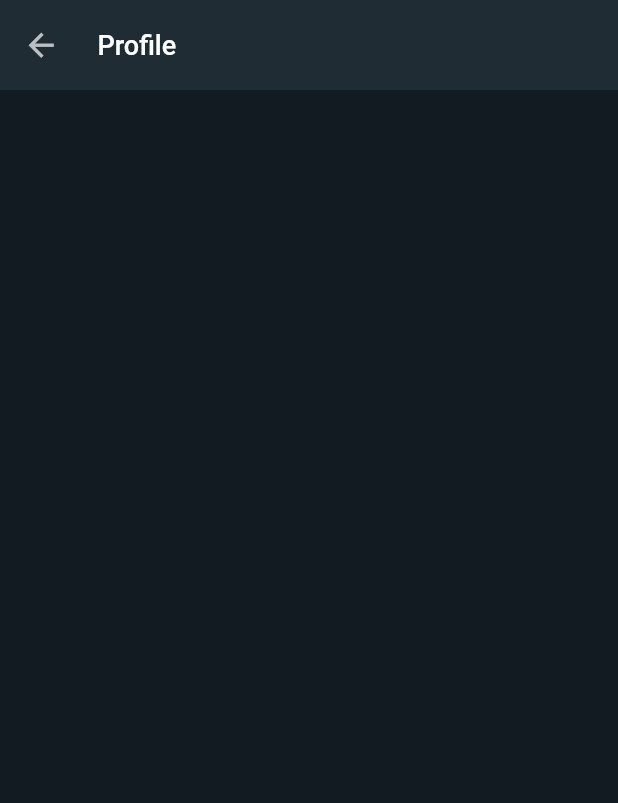
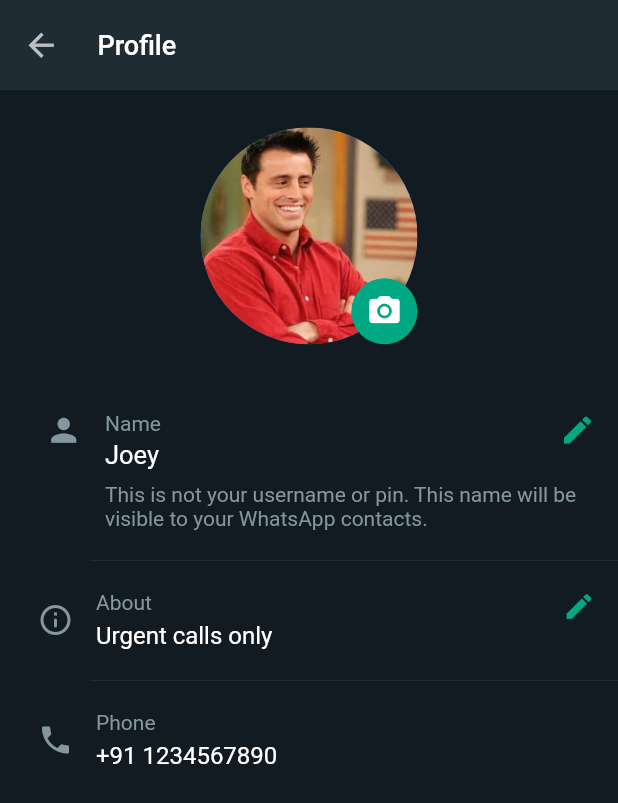
Before and after one commit to CodingHashira/whatsapp-android-ui-clone, a Flutter app: the ProfilePage screen opened by its route, on a phone screen of 412 x 824 dp. Shown: the top 803 px of the screen. Run offline on Flutter 3.47's test engine with Material 2 defaults, Android fonts, the phone set to English and light mode, and no system bars; our stand-ins replace feather_icons, flutter_chat_bubble, percent_indicator; statements that could not run were skipped.

Commit message:
Modify profile.dart

```diff
--- a/lib/pages/settings_page/profile.dart
+++ b/lib/pages/settings_page/profile.dart
@@ -1,14 +1,112 @@
 import 'package:flutter/material.dart';
+import 'package:ui_flutter_whatsapp/common/appbar.dart';
+import 'package:ui_flutter_whatsapp/common/divider.dart';
+import 'package:ui_flutter_whatsapp/common/list_tile.dart';
+import 'package:ui_flutter_whatsapp/constants.dart';
+import 'package:ui_flutter_whatsapp/model/data.dart';
 
-import 'package:ui_flutter_whatsapp/common/appbar.dart';
+const data = Data();
+final double screenWidth = Data.screen.width;
 
 class ProfilePage extends StatelessWidget {
   const ProfilePage({super.key});
 
   @override
   Widget build(BuildContext context) {
-    return const Scaffold(
-      appBar: CustomAppBar(isChildWidget: true, title: 'Profile'),
+    return Scaffold(
+      appBar: const CustomAppBar(
+        isChildWidget: true,
+        title: 'Profile',
+      ),
+      body: Column(
+        children: [
+          const SizedBox(height: 25.0),
+          Stack(
+            alignment: Alignment.bottomRight,
+            children: [
+              Hero(
+                tag: 'profileImage',
+                child: CircleAvatar(
+                  radius: screenWidth / 5.7,
+                  backgroundImage: const AssetImage('images/p1.jpg'),
+                ),
+              ),
+              Container(
+                padding: const EdgeInsets.all(10.0),
+                decoration: const BoxDecoration(
+                    color: kAccentColor, shape: BoxShape.circle),
+                child: const Icon(
+                  Icons.camera_alt_rounded,
+                  color: Colors.white,
+                ),
+              ),
+            ],
+          ),
+          const SizedBox(height: 25.0),
+          CustomListTile(
+            padding: const EdgeInsets.fromLTRB(15.0, 20.0, 15.0, 20.0),
+            leadingWidth: 15.0,
+            leadingAlignment: CrossAxisAlignment.start,
+            leading: const Icon(
+              Icons.person,
+              color: kSecondaryColor,
+              size: 25.0,
+            ),
+            subTitleWidget: Column(
+              crossAxisAlignment: CrossAxisAlignment.start,
+              children: [
+                const Text(
+                  'Name',
+                  style: kSubTitleTextStyle,
+                ),
+                const SizedBox(height: 3.0),
+                Text(
+                  'Joey',
+                  style: kInfoTextStyle2.copyWith(fontSize: 17.0),
+                ),
+                const SizedBox(height: 8.0),
+                Text(
+                  data.textData['profile']![0],
+                  style: kSubTitleTextStyle,
+                ),
+              ],
+            ),
+            trailing: const Icon(
+              Icons.edit,
+              color: kAccentColor,
+            ),
+          ),
+          const Padding(
+            padding: EdgeInsets.only(left: 60.0),
+            child: CustomDivider(),
+          ),
+          CustomListTile(
+            padding: const EdgeInsets.fromLTRB(15.0, 20.0, 15.0, 20.0),
+            leading: const Icon(Icons.info_outline_rounded),
+            title: 'About',
+            titleStyle: kSubTitleTextStyle,
+            subTitle: 'Urgent calls only',
+            subTitleStyle: kInfoTextStyle2.copyWith(fontSize: 16.0),
+            trailing: const Icon(
+              Icons.edit,
+              color: kAccentColor,
+              size: 22.0,
+            ),
+          ),
+          const Padding(
+            padding: EdgeInsets.only(left: 60.0),
+            child: CustomDivider(),
+          ),
+          CustomListTile(
+            padding: const EdgeInsets.fromLTRB(15.0, 20.0, 15.0, 20.0),
+            leading: const Icon(Icons.phone),
+            title: 'Phone',
+            titleStyle: kSubTitleTextStyle,
+            subTitle: '+91 1234567890',
+            subTitleStyle: kInfoTextStyle2.copyWith(fontSize: 16.0),
+          )
+        ],
+      ),
     );
   }
 }
```
